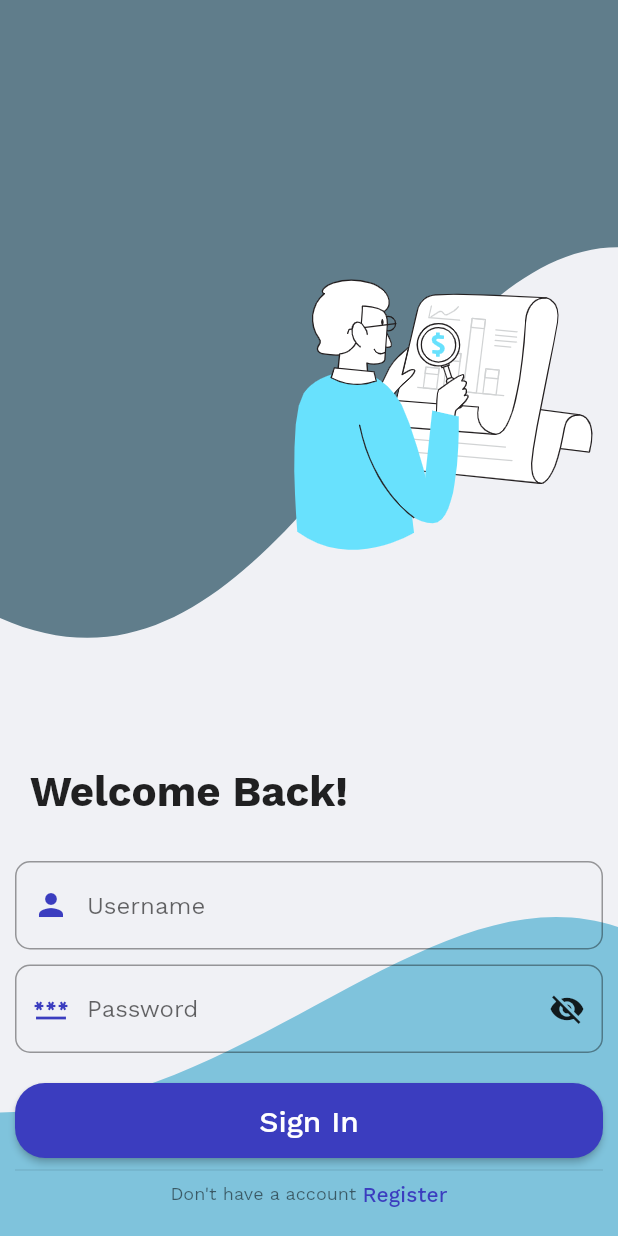
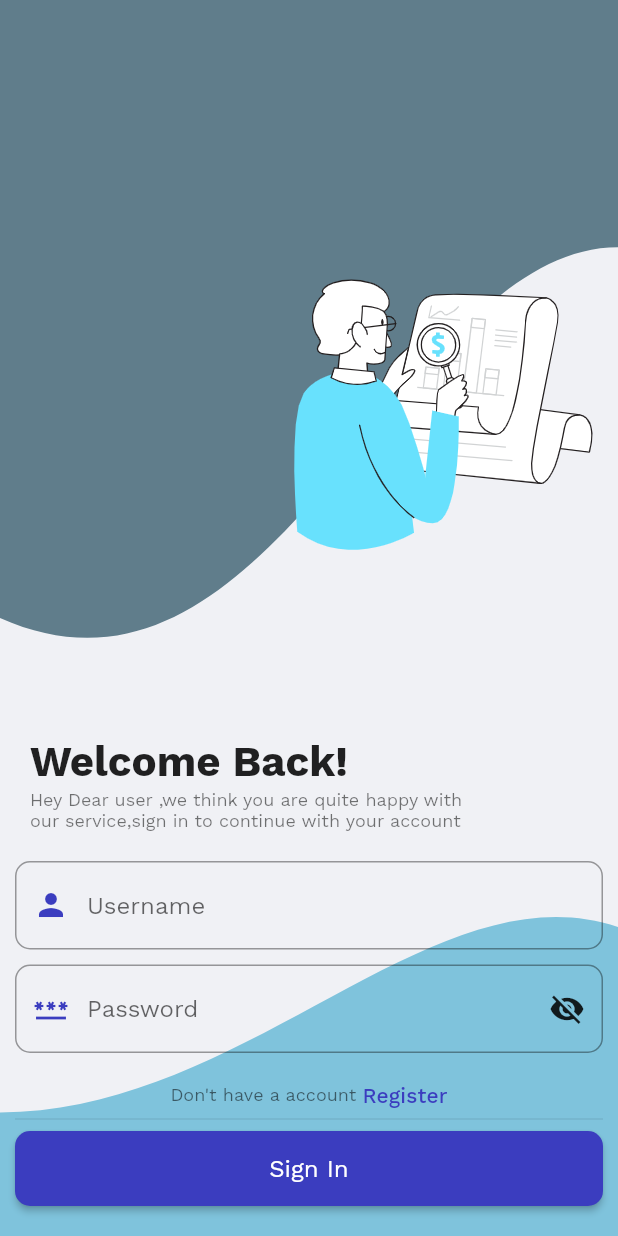
Before and after one commit to tuuhin/expense_tracker, a Flutter app: the screen it shows after launch, after a tap on "Sign In", on a phone screen of 412 x 824 dp. Run offline on Flutter 3.47's test engine with Material 2 defaults, Android fonts, the phone set to English and light mode, and no system bars; our stand-ins replace bloc, dio, flutter_bloc, flutter_dotenv, flutter_secure_storage, font_awesome_flutter and 3 more; accounts and stored records are empty; network calls fail.

Commit message:
some fixes in the auth page fixed the auth page and add animations to the images updated the settings page with full routing facility for now

```diff
--- a/frontend/lib/app/auth/auth.dart
+++ b/frontend/lib/app/auth/auth.dart
@@ -1,5 +1,6 @@
 export 'authentication.dart';
 export 'sign_in.dart';
 export 'sign_up.dart';
-export 'auth_get_started.dart';
+export 'auth_main.dart';
 export 'auth_loading.dart';
+export 'painter.dart';
--- a/frontend/lib/app/auth/auth_get_started.dart
+++ b/frontend/lib/app/auth/auth_main.dart
@@ -1,41 +1,47 @@
+import 'package:expense_tracker/app/auth/auth.dart';
 import 'package:flutter/material.dart';
 
 class AuthGetStarted extends StatelessWidget {
   final TabController controller;
-  const AuthGetStarted({Key? key, required this.controller}) : super(key: key);
+  const AuthGetStarted({
+    Key? key,
+    required this.controller,
+  }) : super(key: key);
 
   @override
   Widget build(BuildContext context) {
-    final double _screenWidth = MediaQuery.of(context).size.width;
+    final double _screenX = MediaQuery.of(context).size.width;
+    final OutlinedBorder _shape =
+        RoundedRectangleBorder(borderRadius: BorderRadius.circular(10));
     return Scaffold(
       body: Stack(
         children: [
           SizedBox.expand(child: CustomPaint(painter: PaintSplash())),
-          AnimatedPositioned(
-            duration: const Duration(milliseconds: 900),
+          Positioned(
             top: 150,
             right: -30,
-            child: AnimatedOpacity(
-                opacity: 1,
-                duration: const Duration(milliseconds: 900),
-                curve: Curves.easeInOut,
-                child: Image.asset(
-                  'assets/flaticons/monochrome.png',
-                  scale: 1.5,
-                )),
+            child: TweenAnimationBuilder<double>(
+                tween: Tween<double>(begin: 0, end: 1),
+                duration: const Duration(milliseconds: 500),
+                child:
+                    Image.asset('assets/flaticons/monochrome.png', scale: 1.5),
+                builder: (context, value, child) => AnimatedOpacity(
+                    duration: const Duration(milliseconds: 400),
+                    opacity: value,
+                    child: child)),
           ),
           Positioned(
-              bottom: 190,
+              bottom: 200,
               left: 10,
               child: Text(
                 'Expense Tracker',
                 style: Theme.of(context)
                     .textTheme
-                    .headline6!
+                    .headline5!
                     .copyWith(fontWeight: FontWeight.bold, fontSize: 28),
               )),
           Positioned(
-              bottom: 150,
+              bottom: 160,
               left: 10,
               child: Text(
                   'This product allows you to manage your income and \nexpenses and return a statistical data ',
@@ -50,34 +56,30 @@ class AuthGetStarted extends StatelessWidget {
                       style: ElevatedButton.styleFrom(
                           elevation: 8,
                           primary: Theme.of(context).colorScheme.primary,
-                          fixedSize: Size(_screenWidth, 50),
-                          shape: const RoundedRectangleBorder(
-                              borderRadius:
-                                  BorderRadius.all(Radius.circular(20)))),
+                          fixedSize: Size(_screenX, 50),
+                          shape: _shape),
                       onPressed: () =>
                           controller.animateTo(1, curve: Curves.easeInOut),
                       child: Text('Sign In',
                           style: Theme.of(context)
                               .textTheme
-                              .headline6!
+                              .subtitle1!
                               .copyWith(
                                   fontWeight: FontWeight.w700,
                                   color: Colors.white))),
                   const Divider(),
                   ElevatedButton(
                       style: ElevatedButton.styleFrom(
-                          elevation: 8,
+                          elevation: 4,
                           primary: Theme.of(context).colorScheme.secondary,
-                          fixedSize: Size(_screenWidth, 50),
-                          shape: const RoundedRectangleBorder(
-                              borderRadius:
-                                  BorderRadius.all(Radius.circular(20)))),
+                          fixedSize: Size(_screenX, 50),
+                          shape: _shape),
                       onPressed: () =>
                           controller.animateTo(2, curve: Curves.easeInOut),
                       child: Text('Register',
                           style: Theme.of(context)
                               .textTheme
-                              .headline6!
+                              .subtitle1!
                               .copyWith(
                                   fontWeight: FontWeight.w500,
                                   color: Colors.white))),
@@ -88,36 +90,3 @@ class AuthGetStarted extends StatelessWidget {
     );
   }
 }
-
-class PaintSplash extends CustomPainter {
-  @override
-  void paint(Canvas canvas, Size size) {
-    Paint paintOne = Paint()
-      ..strokeWidth = 10
-      ..color = Colors.blueGrey
-      ..style = PaintingStyle.fill;
-
-    Path _pathOne = Path()
-      ..moveTo(size.width, 0)
-      ..lineTo(size.width, size.height * 0.5)
-      ..cubicTo(size.width * 0.65, size.height * 0.35, size.width * 0.5,
-          size.height * 0.7, 0, size.height * 0.35)
-      ..lineTo(0, 0);
-
-    canvas.drawPath(_pathOne, paintOne);
-
-    Paint paintTwo = Paint()
-      ..strokeWidth = 10
-      ..color = const Color(0xff7fc3dc)
-      ..style = PaintingStyle.fill;
-    Path _pathTwo = Path()
-      ..moveTo(size.width * .25, size.height)
-      ..cubicTo(size.width * 0.45, size.height * .9, size.width * 0.7,
-          size.height * .96, size.width, size.height * 0.9)
-      ..lineTo(size.width, size.height);
-    canvas.drawPath(_pathTwo, paintTwo);
-  }
-
-  @override
-  bool shouldRepaint(covariant CustomPainter oldDelegate) => false;
-}
--- /dev/null
+++ b/frontend/lib/app/auth/painter.dart
@@ -0,0 +1,101 @@
+import 'package:flutter/material.dart';
+
+class PaintSplash extends CustomPainter {
+  @override
+  void paint(Canvas canvas, Size size) {
+    Paint paintOne = Paint()
+      ..strokeWidth = 10
+      ..color = Colors.blueGrey
+      ..style = PaintingStyle.fill;
+
+    Path _pathOne = Path()
+      ..moveTo(size.width, 0)
+      ..lineTo(size.width, size.height * 0.5)
+      ..cubicTo(size.width * 0.65, size.height * 0.35, size.width * 0.5,
+          size.height * 0.7, 0, size.height * 0.35)
+      ..lineTo(0, 0);
+
+    canvas.drawPath(_pathOne, paintOne);
+
+    Paint paintTwo = Paint()
+      ..strokeWidth = 10
+      ..color = const Color(0xff7fc3dc)
+      ..style = PaintingStyle.fill;
+    Path _pathTwo = Path()
+      ..moveTo(size.width * .25, size.height)
+      ..cubicTo(size.width * 0.45, size.height * .9, size.width * 0.7,
+          size.height * .96, size.width, size.height * 0.9)
+      ..lineTo(size.width, size.height);
+    canvas.drawPath(_pathTwo, paintTwo);
+  }
+
+  @override
+  bool shouldRepaint(covariant CustomPainter oldDelegate) => false;
+}
+
+class PaintSplashSignIn extends CustomPainter {
+  @override
+  void paint(Canvas canvas, Size size) {
+    Paint paintOne = Paint()
+      ..strokeWidth = 10
+      ..color = Colors.blueGrey
+      ..style = PaintingStyle.fill;
+
+    Path _pathOne = Path()
+      ..moveTo(size.width, 0)
+      ..lineTo(size.width, size.height * 0.2)
+      ..cubicTo(size.width * 0.65, size.height * 0.2, size.width * 0.45,
+          size.height * 0.6, 0, size.height * 0.5)
+      ..lineTo(0, 0);
+
+    canvas.drawPath(_pathOne, paintOne);
+
+    Paint paintTwo = Paint()
+      ..strokeWidth = 10
+      ..color = const Color(0xff7fc3dc)
+      ..style = PaintingStyle.fill;
+    Path _pathTwo = Path()
+      ..moveTo(0, size.height)
+      ..lineTo(0, size.height * 0.9)
+      ..cubicTo(size.width * 0.4, size.height * 0.9, size.width * .7,
+          size.height * 0.7, size.width, size.height * .75)
+      ..lineTo(size.width, size.height);
+    canvas.drawPath(_pathTwo, paintTwo);
+  }
+
+  @override
+  bool shouldRepaint(covariant CustomPainter oldDelegate) => false;
+}
+
+class PaintSplashSignUp extends CustomPainter {
+  @override
+  void paint(Canvas canvas, Size size) {
+    Paint paintOne = Paint()
+      ..strokeWidth = 10
+      ..color = Colors.blueGrey
+      ..style = PaintingStyle.fill;
+
+    Path _pathOne = Path()
+      ..moveTo(size.width * 0.6, 0)
+      ..quadraticBezierTo(
+          size.width * 0.4, size.height * 0.15, 0, size.height * 0.2)
+      ..lineTo(0, 0);
+
+    canvas.drawPath(_pathOne, paintOne);
+
+    Paint paintTwo = Paint()
+      ..strokeWidth = 10
+      ..color = const Color(0xff7fc3dc)
+      ..style = PaintingStyle.fill;
+    Path _pathTwo = Path()
+      ..moveTo(0, size.height)
+      ..lineTo(0, size.height * .75)
+      ..quadraticBezierTo(
+          size.width * 0.3, size.height * 0.9, size.width, size.height * 0.65)
+      ..lineTo(size.width, size.height);
+    canvas.drawPath(_pathTwo, paintTwo);
+  }
+
+  @override
+  bool shouldRepaint(covariant CustomPainter oldDelegate) => false;
+}
--- a/frontend/lib/app/auth/sign_in.dart
+++ b/frontend/lib/app/auth/sign_in.dart
@@ -1,4 +1,5 @@
 import 'package:dio/dio.dart';
+import 'package:expense_tracker/app/auth/auth.dart';
 import 'package:expense_tracker/services/cubits/authentication/auth_cubit.dart';
 import 'package:flutter/material.dart';
 import 'package:flutter_bloc/flutter_bloc.dart';
@@ -26,21 +27,21 @@ class _SignInPageState extends State<SignInPage> {
   }
 
   Future<void> _signInUser(BuildContext context) async {
-    if (!_isLoading) {
-      setState(() => _isLoading = !_isLoading);
-    }
     if (_username.text.isEmpty || _password.text.isEmpty) {
       ScaffoldMessenger.of(context).showSnackBar(
           const SnackBar(content: Text('Some the fields are blank')));
+      return;
     } else {
       setState(() => _isLoading = !_isLoading);
+
+      FocusScope.of(context).requestFocus(FocusNode());
       Response? _respn = await _auth.logUserIn(
           username: _username.text, password: _password.text);
-
       if (_respn!.statusCode != 200) {
         ScaffoldMessenger.of(context).showSnackBar(
             SnackBar(content: Text(_respn.data['detail'].toString())));
         setState(() => _isLoading = !_isLoading);
+        return;
       }
     }
 
@@ -49,33 +50,43 @@ class _SignInPageState extends State<SignInPage> {
 
   @override
   Widget build(BuildContext context) {
-    final double _screenWidth = MediaQuery.of(context).size.width;
+    final double _screenX = MediaQuery.of(context).size.width;
+    final OutlinedBorder _shape =
+        RoundedRectangleBorder(borderRadius: BorderRadius.circular(10));
     return Scaffold(
       body: Stack(
         children: [
-          SizedBox.expand(child: CustomPaint(painter: PaintSplashSignIn())),
-          AnimatedPositioned(
-            duration: const Duration(milliseconds: 900),
+          SizedBox.expand(
+            child: CustomPaint(painter: PaintSplashSignIn()),
+          ),
+          Positioned(
             top: 110,
             right: -50,
-            child: AnimatedOpacity(
-                opacity: 1,
-                duration: const Duration(milliseconds: 900),
-                curve: Curves.easeInOut,
-                child: Image.asset(
-                  'assets/flaticons/flatline.png',
-                  scale: 1.5,
-                )),
+            child: TweenAnimationBuilder<double>(
+                tween: Tween<double>(begin: 0, end: 1),
+                duration: const Duration(milliseconds: 500),
+                child: Image.asset('assets/flaticons/flatline.png', scale: 1.5),
+                builder: (context, value, child) => AnimatedOpacity(
+                    duration: const Duration(milliseconds: 400),
+                    opacity: value,
+                    child: child)),
           ),
           Positioned(
               left: 20,
-              bottom: 280,
+              bottom: 300,
               child: Text(
                 'Welcome Back!',
                 style: Theme.of(context)
                     .textTheme
                     .headline6!
                     .copyWith(fontWeight: FontWeight.bold, fontSize: 28),
+              )),
+          Positioned(
+              left: 20,
+              bottom: 270,
+              child: Text(
+                'Hey Dear user ,we think you are quite happy with \nour service,sign in to continue with your account',
+                style: Theme.of(context).textTheme.caption,
               )),
           Padding(
             padding: const EdgeInsets.symmetric(horizontal: 10.0, vertical: 20),
@@ -85,6 +96,7 @@ class _SignInPageState extends State<SignInPage> {
                 TextField(
                   controller: _username,
                   keyboardType: TextInputType.text,
+                  cursorColor: Theme.of(context).colorScheme.secondary,
                   decoration: const InputDecoration(
                       hintText: 'Username', prefixIcon: Icon(Icons.person)),
                 ),
@@ -94,6 +106,7 @@ class _SignInPageState extends State<SignInPage> {
                   obscureText: !_isPasswordVisible,
                   obscuringCharacter: '*',
                   keyboardType: TextInputType.visiblePassword,
+                  cursorColor: Theme.of(context).colorScheme.secondary,
                   decoration: InputDecoration(
                     hintText: 'Password',
                     prefixIcon: const Icon(Icons.password),
@@ -106,22 +119,6 @@ class _SignInPageState extends State<SignInPage> {
                   ),
                 ),
                 const SizedBox(height: 20),
-                ElevatedButton(
-                  style: ElevatedButton.styleFrom(
-                      primary: Theme.of(context).colorScheme.secondary,
-                      fixedSize: Size(_screenWidth, 50),
-                      shape: const RoundedRectangleBorder(
-                          borderRadius: BorderRadius.all(Radius.circular(20)))),
-                  onPressed: () => _signInUser(context),
-                  child: !_isLoading
-                      ? Text('Sign In',
-                          style: Theme.of(context)
-                              .textTheme
-                              .headline6!
-                              .copyWith(color: Colors.white))
-                      : const CircularProgressIndicator(),
-                ),
-                const Divider(),
                 GestureDetector(
                     onTap: () =>
                         widget.controller.animateTo(2, curve: Curves.easeInOut),
@@ -136,11 +133,27 @@ class _SignInPageState extends State<SignInPage> {
                                 .textTheme
                                 .subtitle2!
                                 .copyWith(
+                                    fontWeight: FontWeight.w500,
                                     color: Theme.of(context)
                                         .colorScheme
                                         .secondary))
                       ],
                     )),
+                const Divider(),
+                ElevatedButton(
+                  style: ElevatedButton.styleFrom(
+                      primary: Theme.of(context).colorScheme.secondary,
+                      fixedSize: Size(_screenX, 50),
+                      shape: _shape),
+                  onPressed: () => _signInUser(context),
+                  child: !_isLoading
+                      ? Text('Sign In',
+                          style: Theme.of(context)
+                              .textTheme
+                              .subtitle1!
+                              .copyWith(color: Colors.white))
+                      : const CircularProgressIndicator(),
+                ),
               ],
             ),
           ),
@@ -149,37 +162,3 @@ class _SignInPageState extends State<SignInPage> {
     );
   }
 }
-
-class PaintSplashSignIn extends CustomPainter {
-  @override
-  void paint(Canvas canvas, Size size) {
-    Paint paintOne = Paint()
-      ..strokeWidth = 10
-      ..color = Colors.blueGrey
-      ..style = PaintingStyle.fill;
-
-    Path _pathOne = Path()
-      ..moveTo(size.width, 0)
-      ..lineTo(size.width, size.height * 0.2)
-      ..cubicTo(size.width * 0.65, size.height * 0.2, size.width * 0.45,
-          size.height * 0.6, 0, size.height * 0.5)
-      ..lineTo(0, 0);
-
-    canvas.drawPath(_pathOne, paintOne);
-
-    Paint paintTwo = Paint()
-      ..strokeWidth = 10
-      ..color = const Color(0xff7fc3dc)
-      ..style = PaintingStyle.fill;
-    Path _pathTwo = Path()
-      ..moveTo(0, size.height)
-      ..lineTo(0, size.height * 0.9)
-      ..cubicTo(size.width * 0.4, size.height * 0.9, size.width * .7,
-          size.height * 0.7, size.width, size.height * .75)
-      ..lineTo(size.width, size.height);
-    canvas.drawPath(_pathTwo, paintTwo);
-  }
-
-  @override
-  bool shouldRepaint(covariant CustomPainter oldDelegate) => false;
-}
--- a/frontend/lib/utils/palette.dart
+++ b/frontend/lib/utils/palette.dart
@@ -30,7 +30,7 @@ class Palette {
         primary: primary, secondary: secondary, error: Colors.redAccent),
     fontFamily: GoogleFonts.workSans().fontFamily,
     inputDecorationTheme: const InputDecorationTheme(
-      prefixIconColor: primary,
+      prefixIconColor: secondary,
       suffixIconColor: Colors.white70,
       focusedBorder: OutlineInputBorder(
         borderSide: BorderSide(color: secondary, width: 1.75),
```
Also changed, not shown: frontend/lib/app/auth/sign_up.dart (+41 -65 lines), frontend/lib/app/home/settings.dart (+52 -50 lines), frontend/lib/main.dart (+11 -8 lines).
